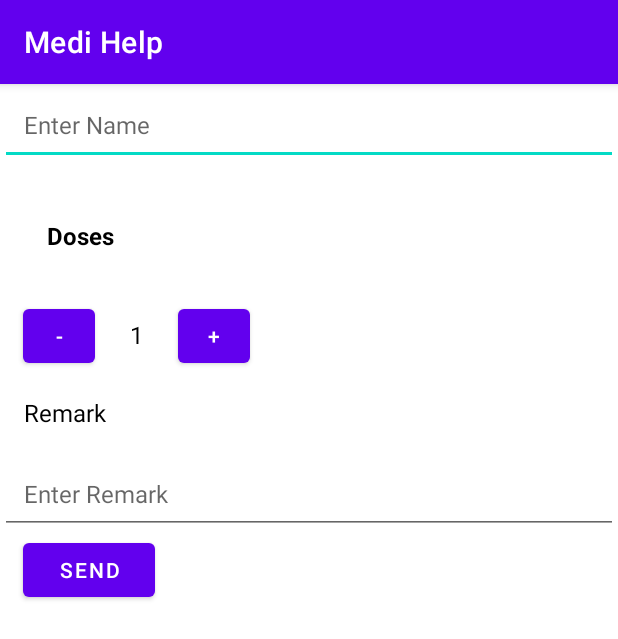
After one commit to SkyrunnerOO7/Medi-help, an Android app: the PharmaActivity screen opened directly, with no data from a screen before it, on a phone screen of 412 x 824 dp. The commit adds this screen. Shown: the top 639 px of the screen. Run offline under Robolectric (Android 15) with nearby library versions, the phone set to English and light mode, and no system bars.

Commit message:
PharmaActivity.java created

```diff
--- a/app/src/main/AndroidManifest.xml
+++ b/app/src/main/AndroidManifest.xml
@@ -10,6 +10,9 @@
         android:supportsRtl="true"
         android:theme="@style/Theme.MediHelp">
         <activity
+            android:name=".PharmaActivity"
+            android:exported="true" />
+        <activity
             android:name=".MainActivity"
             android:exported="true">
             <intent-filter>
--- a/app/src/main/res/layout/activity_main.xml
+++ b/app/src/main/res/layout/activity_main.xml
@@ -10,17 +10,20 @@
 
     <TextView
             style="@style/CategoryStyle"
+            android:id="@+id/remindme"
             android:text="Remind Me"
             android:layout_weight="1"
             android:background="@color/Night"/>
     <TextView
         style="@style/CategoryStyle"
+        android:id="@+id/doctor"
         android:text="Contact Doctor"
         android:background="@color/Night"
         android:layout_weight="1"
         />
     <TextView
         style="@style/CategoryStyle"
+        android:id="@+id/pharma"
         android:background="@color/Night"
         android:text="Pharma"
         android:layout_weight="2"/>
--- /dev/null
+++ b/app/src/main/res/layout/activity_pharma.xml
@@ -0,0 +1,93 @@
+<?xml version="1.0" encoding="utf-8"?>
+<ScrollView xmlns:android="http://schemas.android.com/apk/res/android"
+    xmlns:app="http://schemas.android.com/apk/res-auto"
+    xmlns:tools="http://schemas.android.com/tools"
+    android:layout_width="match_parent"
+    android:layout_height="match_parent"
+    tools:context=".PharmaActivity">
+
+    <LinearLayout
+        android:layout_width="match_parent"
+        android:layout_height="match_parent"
+        android:orientation="vertical">
+
+
+        <EditText
+            android:id="@+id/name_view"
+            android:layout_width="match_parent"
+            android:layout_height="wrap_content"
+            style="@style/pharmaStyle"
+            android:hint="Enter Name"
+            android:inputType="textMultiLine"
+            />
+
+
+        <TextView
+            android:layout_marginLeft="15dp"
+            android:layout_marginBottom="16dp"
+            style="@style/CategoryStyle"
+            android:color="@color/black"
+            android:text="Doses"
+            />
+
+        <LinearLayout
+            android:layout_width="match_parent"
+            android:layout_height="wrap_content"
+            android:orientation="horizontal">
+
+            <Button
+                android:layout_width="48dp"
+                android:layout_height="48dp"
+                android:layout_marginLeft="15dp"
+                android:onClick="decrement"
+                android:text="-" />
+
+            <TextView
+                android:id="@+id/quantity_text_view"
+                android:layout_width="wrap_content"
+                android:layout_height="wrap_content"
+                android:layout_marginLeft="15dp"
+                android:paddingLeft="8dp"
+                android:paddingRight="8dp"
+                android:text="1"
+                android:textColor="@color/black"
+                android:textSize="16dp" />
+
+            <Button
+                android:layout_width="48dp"
+                android:layout_height="48dp"
+                android:layout_marginLeft="15dp"
+                android:onClick="increment"
+                android:text="+" />
+
+
+        </LinearLayout>
+
+        <TextView
+
+            android:layout_width="wrap_content"
+            android:layout_height="wrap_content"
+            style="@style/pharmaStyle"
+            android:text="Remark"
+            />
+
+
+        <EditText
+            android:id="@+id/remark_view"
+            style="@style/pharmaStyle"
+            android:layout_width="match_parent"
+            android:layout_height="wrap_content"
+            android:hint="Enter Remark"
+            android:inputType="textMultiLine" />
+
+        <Button
+            android:layout_width="wrap_content"
+            android:layout_height="wrap_content"
+            android:layout_alignParentBottom="true"
+            android:layout_centerHorizontal="true"
+            android:layout_marginLeft="15dp"
+            android:onClick="submitOrder"
+            android:text="SEND" />
+    </LinearLayout>
+
+</ScrollView>
--- a/app/src/main/res/layout/remindme.xml
+++ b/app/src/main/res/layout/remindme.xml
@@ -1,5 +1,7 @@
 <?xml version="1.0" encoding="utf-8"?>
-<androidx.constraintlayout.widget.ConstraintLayout xmlns:android="http://schemas.android.com/apk/res/android"
+
+<LinearLayout
+    xmlns:android="http://schemas.android.com/apk/res/android"
     android:layout_width="match_parent"
     android:layout_height="match_parent">
 
@@ -52,4 +54,4 @@
             />
     </GridLayout>
 
-</androidx.constraintlayout.widget.ConstraintLayout>
+</LinearLayout>
--- a/app/src/main/res/values/Style.xml
+++ b/app/src/main/res/values/Style.xml
@@ -15,4 +15,11 @@
         <item name="android:textSize">16sp</item>
 
     </style>
+    <style name="pharmaStyle">
+        <item name="android:textColor">@android:color/black</item>
+        <item name="android:layout_width">match_parent</item>
+        <item name="android:layout_height">wrap_content</item>
+        <item name="android:padding">16dp</item>
+        <item name="android:textSize">16sp</item>
+    </style>
 </resources>
```
Also changed, not shown: app/src/main/java/com/example/medihelp/MainActivity.java (+18 -0 lines), app/src/main/java/com/example/medihelp/PharmaActivity.java (added, +97 -0 lines).
